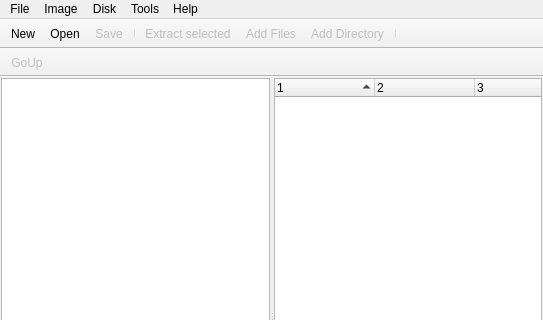
Before: the Qt Designer form LinImaMT/mainwindow.ui in MCbx/linimamt, drawn with Qt 5; both pictures show x 0 to 543 and y 0 to 320 of the 543 by 584 pixel window.
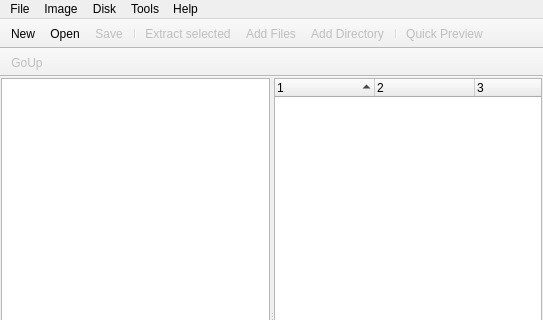
After: the same form once the commit is applied. Icons and pictures are not drawn. Custom widgets are drawn as their Qt base class.

Commit message: Quick preview of selected file

The edit to the form file:
```diff
--- a/LinImaMT/mainwindow.ui
+++ b/LinImaMT/mainwindow.ui
@@ -225,6 +225,7 @@
    <addaction name="actionAdd"/>
    <addaction name="actionAdd_Directories"/>
    <addaction name="separator"/>
+   <addaction name="actionQuick_Preview"/>
   </widget>
   <widget class="QStatusBar" name="statusBar"/>
   <widget class="QToolBar" name="tbAddressBar">
@@ -476,6 +477,18 @@
     <string>Options</string>
    </property>
   </action>
+  <action name="actionQuick_Preview">
+   <property name="enabled">
+    <bool>false</bool>
+   </property>
+   <property name="icon">
+    <iconset resource="resources.qrc">
+     <normaloff>:/Resources/glyphs/view.png</normaloff>:/Resources/glyphs/view.png</iconset>
+   </property>
+   <property name="text">
+    <string>Quick Preview</string>
+   </property>
+  </action>
  </widget>
  <layoutdefault spacing="6" margin="11"/>
  <customwidgets>
```
Left out of the diff: 18 changed lines with no effect on the pictures. The commit also changes 5 other files.
